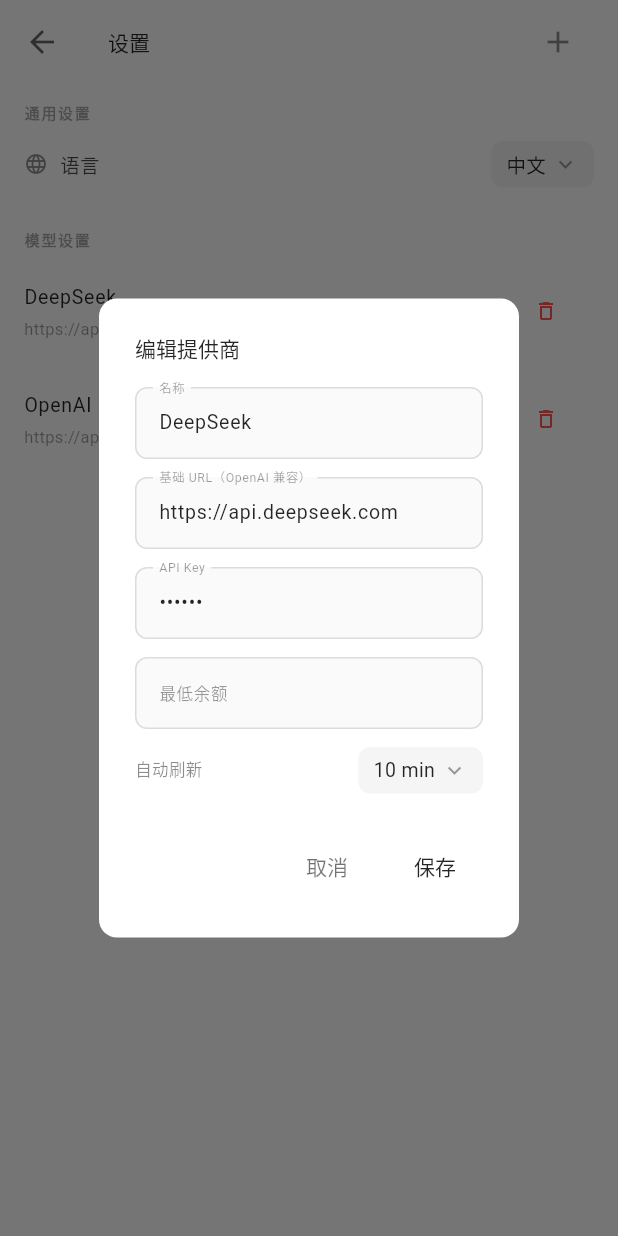
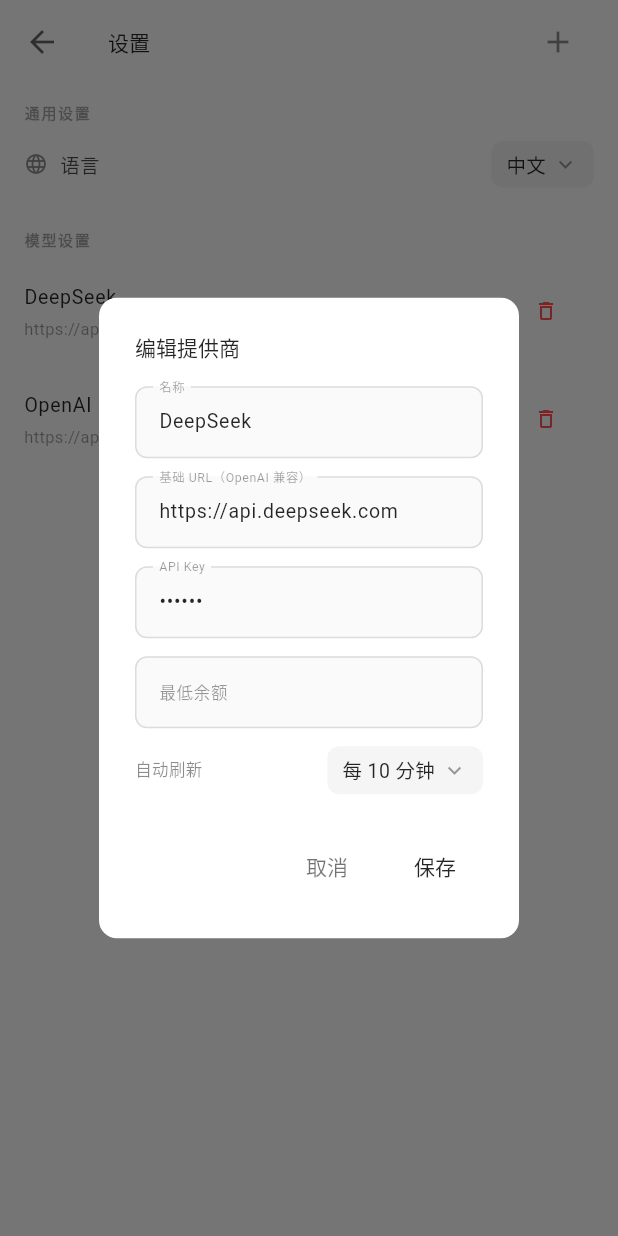
Before and after one commit to zjxzjw/Koko, a Flutter app: the SettingsView screen opened directly, after a tap on "English", after a tap on "中文", after a tap on the "edit" icon, on a phone screen of 412 x 824 dp. Run offline on Flutter 3.47's test engine with Material 3 defaults, Android fonts, the phone set to English and light mode, and no system bars; our stand-ins replace dio, fl_chart, shared_preferences; missing offline and left inert: tray_manager, window_manager; accounts and stored records are empty; network calls fail; Roboto replaces fonts that are missing (Segoe UI); statements that could not run were skipped.

Commit message:
refactor(api): 重构API服务以支持自定义余额路径并优化UI组件
- 在API服务中添加customBalancePath参数支持
- 重构_fetchDeepSeek方法以接受可选的自定义路径参数
- 更新_tryDeepSeekStyle方法传递自定义路径参数
- 将硬编码的颜色值替换为统一的主题颜色系统
- 引入BalanceFutureBuilder组件简化异步状态管理
- 移除不再使用的国际化字符串定义
- 优化FutureBuilder的并发处理逻辑
- 将ProviderConfig类的属性改为不可变的final字段
- 添加ID生成器方法确保唯一标识符的生成
- 优化存储服务中的SharedPreferences实例获取方式

```diff
--- a/lib/i18n/app_localizations.dart
+++ b/lib/i18n/app_localizations.dart
@@ -31,7 +31,6 @@
     'api_unreachable': 'Unable to reach API',
     'check_network': 'Check your API key and network',
     'no_data': 'No usage data yet',
-    'preferences': 'Preferences...',
     'open_dashboard': 'Open Dashboard',
     'api_unreachable_short': 'API unreachable',
     'remove_provider': 'Remove provider?',
@@ -44,7 +43,6 @@
     'base_url': 'Base URL (OpenAI-compatible)',
     'api_key': 'API Key',
     'save': 'Save',
-    'model_providers': 'Model Providers',
     'no_providers': 'No providers configured',
     'add_first': 'Add your first provider',
     'hide': 'Hide to menu bar',
@@ -54,7 +52,6 @@
     'tokens_in_out':
         'Tokens: In {in_tokens}k | Out {out_tokens}k',
     'used_label': 'Used {symbol}{used}',
-    'trailing_used': 'Used {symbol}{amount}',
     'hint_name': 'e.g. DeepSeek',
     'hint_url': 'https://api.deepseek.com',
     'hint_key': 'sk-...',
@@ -62,7 +59,6 @@
     'settings': 'Settings',
     'general_settings': 'General',
     'model_settings': 'Model Providers',
-    'today_usage': "Today's Usage",
     'balance_monitor': 'KOKO \u2014 LLM Balance Monitor',
     'balance_monitor_long':
         '{name}\nRemaining: {symbol}{remaining}\nUsed: {symbol}{used}',
@@ -84,7 +80,6 @@
     'api_unreachable': '无法访问 API',
     'check_network': '请检查 API Key 和网络连接',
     'no_data': '暂无用量数据',
-    'preferences': '偏好设置...',
     'open_dashboard': '打开仪表盘',
     'api_unreachable_short': 'API 无法访问',
     'remove_provider': '删除提供商？',
@@ -97,7 +92,6 @@
     'base_url': '基础 URL（OpenAI 兼容）',
     'api_key': 'API Key',
     'save': '保存',
-    'model_providers': '模型提供商',
     'no_providers': '未配置任何提供商',
     'add_first': '添加第一个提供商',
     'hide': '隐藏到菜单栏',
@@ -107,7 +101,6 @@
     'tokens_in_out':
         'Token：输入 {in_tokens}k | 输出 {out_tokens}k',
     'used_label': '已用 {symbol}{used}',
-    'trailing_used': '已用 {symbol}{amount}',
     'hint_name': '例如 DeepSeek',
     'hint_url': 'https://api.deepseek.com',
     'hint_key': 'sk-...',
@@ -115,7 +108,6 @@
     'settings': '设置',
     'general_settings': '通用设置',
     'model_settings': '模型设置',
-    'today_usage': '今日用量',
     'balance_monitor': 'KOKO \u2014 LLM 余额监控',
     'balance_monitor_long':
         '{name}\n剩余：{symbol}{remaining}\n已用：{symbol}{used}',
--- a/lib/models/provider_model.dart
+++ b/lib/models/provider_model.dart
@@ -1,11 +1,13 @@
 class ProviderConfig {
   final String id;
-  String name;
-  String baseUrl;
-  String apiKey;
-  String? customBalancePath;
-  int refreshIntervalMinutes;
-  double? minBalance;
+  final String name;
+  final String baseUrl;
+  final String apiKey;
+  final String? customBalancePath;
+  final int refreshIntervalMinutes;
+  final double? minBalance;
+
+  static int _nextId = 0;
 
   ProviderConfig({
     required this.id,
@@ -16,6 +18,11 @@
     this.refreshIntervalMinutes = 0,
     this.minBalance,
   });
+
+  static String generateId() {
+    _nextId++;
+    return 'p_${DateTime.now().microsecondsSinceEpoch}_$_nextId';
+  }
 
   Map<String, dynamic> toMap() => {
     'id': id,
--- a/lib/services/storage_service.dart
+++ b/lib/services/storage_service.dart
@@ -7,14 +7,17 @@
   static const String _keySelected = 'selected_provider_id';
   static const String _keyLocale = 'app_locale';
 
+  static final Future<SharedPreferences> _prefs =
+      SharedPreferences.getInstance();
+
   static Future<void> saveProviders(List<ProviderConfig> providers) async {
-    final prefs = await SharedPreferences.getInstance();
+    final prefs = await _prefs;
     final data = providers.map((p) => p.toMap()).toList();
     await prefs.setString(_keyProviders, jsonEncode(data));
   }
 
   static Future<List<ProviderConfig>> loadProviders() async {
-    final prefs = await SharedPreferences.getInstance();
+    final prefs = await _prefs;
     final raw = prefs.getString(_keyProviders);
     if (raw == null || raw.isEmpty) return _defaultProviders();
     try {
@@ -28,36 +31,36 @@
   }
 
   static Future<void> saveSelectedId(String id) async {
-    final prefs = await SharedPreferences.getInstance();
+    final prefs = await _prefs;
     await prefs.setString(_keySelected, id);
   }
 
   static Future<String?> loadSelectedId() async {
-    final prefs = await SharedPreferences.getInstance();
+    final prefs = await _prefs;
     return prefs.getString(_keySelected);
   }
 
   static Future<void> saveLocale(String locale) async {
-    final prefs = await SharedPreferences.getInstance();
+    final prefs = await _prefs;
     await prefs.setString(_keyLocale, locale);
   }
 
   static Future<String> loadLocale() async {
-    final prefs = await SharedPreferences.getInstance();
+    final prefs = await _prefs;
     return prefs.getString(_keyLocale) ?? 'en';
   }
 
   static List<ProviderConfig> _defaultProviders() {
     return [
       ProviderConfig(
-        id: '1',
+        id: ProviderConfig.generateId(),
         name: 'DeepSeek',
         baseUrl: 'https://api.deepseek.com',
         apiKey: 'sk-***',
         refreshIntervalMinutes: 10,
       ),
       ProviderConfig(
-        id: '2',
+        id: ProviderConfig.generateId(),
         name: 'OpenAI',
         baseUrl: 'https://api.openai.com',
         apiKey: 'sk-***',
--- /dev/null
+++ b/lib/ui/app_theme.dart
@@ -0,0 +1,28 @@
+import 'package:flutter/material.dart';
+
+class AppColors {
+  static Color text(double opacity) =>
+      Colors.black.withValues(alpha: opacity);
+
+  static Color surface(double opacity) =>
+      Colors.black.withValues(alpha: opacity);
+
+  static Color border(double opacity) =>
+      Colors.black.withValues(alpha: opacity);
+
+  static Color get primaryText => text(0.85);
+  static Color get secondaryText => text(0.55);
+  static Color get mutedText => text(0.45);
+  static Color get dimText => text(0.35);
+  static Color get faintText => text(0.25);
+  static Color get subtleText => text(0.20);
+  static Color get accentText => text(0.4);
+
+  static Color get hoverBg => surface(0.04);
+  static Color get cardBg => surface(0.03);
+  static Color get overlayBg => surface(0.06);
+
+  static const Color chartBlue = Color(0xFF3B82F6);
+  static const Color chartGreen = Color(0xFF10B981);
+  static const Color statusGreen = Color(0xFF34C759);
+}
--- a/lib/ui/settings_view.dart
+++ b/lib/ui/settings_view.dart
@@ -2,6 +2,7 @@
 import '../i18n/app_localizations.dart';
 import '../models/provider_model.dart';
 import '../services/storage_service.dart';
+import 'app_theme.dart';
 
 class SettingsView extends StatefulWidget {
   const SettingsView({super.key});
@@ -62,14 +63,14 @@
           AppLocalizations.of('remove_provider'),
           style: TextStyle(
             fontSize: 14,
-            color: Colors.black.withValues(alpha: 0.85),
+            color: AppColors.primaryText,
           ),
         ),
         content: Text(
           AppLocalizations.of('delete_confirm', {'name': p.name}),
           style: TextStyle(
             fontSize: 12,
-            color: Colors.black.withValues(alpha: 0.4),
+            color: AppColors.text(0.4),
           ),
         ),
         actions: [
@@ -77,14 +78,14 @@
             onPressed: () => Navigator.pop(ctx, false),
             child: Text(
               AppLocalizations.of('cancel'),
-              style: TextStyle(color: Colors.black.withValues(alpha: 0.55)),
+              style: TextStyle(color: AppColors.secondaryText),
             ),
           ),
           TextButton(
             onPressed: () => Navigator.pop(ctx, true),
-            child: const Text(
-              'Delete',
-              style: TextStyle(color: Colors.redAccent),
+            child: Text(
+              AppLocalizations.of('delete'),
+              style: const TextStyle(color: Colors.redAccent),
             ),
           ),
         ],
@@ -126,7 +127,7 @@
                 : AppLocalizations.of('edit_provider'),
             style: TextStyle(
               fontSize: 14,
-              color: Colors.black.withValues(alpha: 0.85),
+              color: AppColors.primaryText,
             ),
           ),
           content: Column(
@@ -154,7 +155,7 @@
                     AppLocalizations.of('auto_refresh'),
                     style: TextStyle(
                       fontSize: 11,
-                      color: Colors.black.withValues(alpha: 0.45),
+                      color: AppColors.mutedText,
                     ),
                   ),
                   const Spacer(),
@@ -172,10 +173,10 @@
                     ),
                     builder: (context, controller, child) {
                       final label = switch (refreshInterval) {
-                        10 => '10 min',
-                        30 => '30 min',
-                        60 => '60 min',
-                        _ => 'Off',
+                        10 => AppLocalizations.of('every_10m'),
+                        30 => AppLocalizations.of('every_30m'),
+                        60 => AppLocalizations.of('every_60m'),
+                        _ => AppLocalizations.of('off'),
                       };
                       return InkWell(
                         onTap: () {
@@ -192,7 +193,7 @@
                             vertical: 6,
                           ),
                           decoration: BoxDecoration(
-                            color: Colors.black.withValues(alpha: 0.04),
+                            color: AppColors.hoverBg,
                             borderRadius: BorderRadius.circular(8),
                           ),
                           child: Row(
@@ -202,14 +203,14 @@
                                 label,
                                 style: TextStyle(
                                   fontSize: 13,
-                                  color: Colors.black.withValues(alpha: 0.85),
+                                  color: AppColors.primaryText,
                                 ),
                               ),
                               const SizedBox(width: 4),
                               Icon(
                                 Icons.keyboard_arrow_down,
                                 size: 18,
-                                color: Colors.black.withValues(alpha: 0.4),
+                                color: AppColors.accentText,
                               ),
                             ],
                           ),
@@ -227,7 +228,7 @@
                           ),
                         ),
                         child: Text(
-                          'Off',
+                          AppLocalizations.of('off'),
                           style: TextStyle(
                             fontSize: 13,
                             fontWeight: refreshInterval == 0
@@ -246,7 +247,7 @@
                           ),
                         ),
                         child: Text(
-                          '10 min',
+                          AppLocalizations.of('every_10m'),
                           style: TextStyle(
                             fontSize: 13,
                             fontWeight: refreshInterval == 10
@@ -265,7 +266,7 @@
                           ),
                         ),
                         child: Text(
-                          '30 min',
+                          AppLocalizations.of('every_30m'),
                           style: TextStyle(
                             fontSize: 13,
                             fontWeight: refreshInterval == 30
@@ -284,7 +285,7 @@
                           ),
                         ),
                         child: Text(
-                          '60 min',
+                          AppLocalizations.of('every_60m'),
                           style: TextStyle(
                             fontSize: 13,
                             fontWeight: refreshInterval == 60
@@ -304,7 +305,7 @@
               onPressed: () => Navigator.pop(ctx),
               child: Text(
                 AppLocalizations.of('cancel'),
-                style: TextStyle(color: Colors.black.withValues(alpha: 0.55)),
+                style: TextStyle(color: AppColors.secondaryText),
               ),
             ),
             TextButton(
@@ -320,15 +321,20 @@
                     : double.tryParse(minBalText);
 
                 if (existing != null) {
-                  existing.name = name;
-                  existing.baseUrl = url;
-                  existing.apiKey = key;
-                  existing.refreshIntervalMinutes = refreshInterval;
-                  existing.minBalance = minBalance;
+                  final index = _providers.indexWhere((p) => p.id == existing.id);
+                  if (index != -1) {
+                    _providers[index] = existing.copyWith(
+                      name: name,
+                      baseUrl: url,
+                      apiKey: key,
+                      refreshIntervalMinutes: refreshInterval,
+                      minBalance: minBalance,
+                    );
+                  }
                 } else {
                   _providers.add(
                     ProviderConfig(
-                      id: DateTime.now().millisecondsSinceEpoch.toString(),
+                      id: ProviderConfig.generateId(),
                       name: name,
                       baseUrl: url,
                       apiKey: key,
@@ -344,7 +350,7 @@
               },
               child: Text(
                 AppLocalizations.of('save'),
-                style: TextStyle(color: Colors.black.withValues(alpha: 0.85)),
+                style: TextStyle(color: AppColors.primaryText),
               ),
             ),
           ],
@@ -359,27 +365,27 @@
     String? hint,
     bool obscure = false,
   }) {
-    final borderColor = Colors.black.withValues(alpha: 0.12);
+    final borderColor = AppColors.border(0.12);
     return TextField(
       controller: controller,
       obscureText: obscure,
       style: TextStyle(
         fontSize: 13,
-        color: Colors.black.withValues(alpha: 0.85),
+        color: AppColors.primaryText,
       ),
       decoration: InputDecoration(
         labelText: label,
         hintText: hint,
         labelStyle: TextStyle(
           fontSize: 11,
-          color: Colors.black.withValues(alpha: 0.4),
+          color: AppColors.text(0.4),
         ),
         hintStyle: TextStyle(
           fontSize: 12,
-          color: Colors.black.withValues(alpha: 0.2),
+          color: AppColors.faintText,
         ),
         filled: true,
-        fillColor: Colors.black.withValues(alpha: 0.02),
+        fillColor: AppColors.surface(0.02),
         border: OutlineInputBorder(
           borderRadius: BorderRadius.all(Radius.circular(8)),
           borderSide: BorderSide(color: borderColor),
@@ -390,7 +396,7 @@
         ),
         focusedBorder: OutlineInputBorder(
           borderRadius: BorderRadius.all(Radius.circular(8)),
-          borderSide: BorderSide(color: Colors.black.withValues(alpha: 0.35)),
+          borderSide: BorderSide(color: AppColors.border(0.35)),
         ),
         contentPadding: const EdgeInsets.symmetric(
           horizontal: 12,
@@ -409,17 +415,17 @@
           AppLocalizations.of('settings'),
           style: TextStyle(
             fontSize: 14,
-            color: Colors.black.withValues(alpha: 0.85),
+            color: AppColors.primaryText,
           ),
         ),
         backgroundColor: Colors.transparent,
         elevation: 0,
         centerTitle: false,
         actionsPadding: const EdgeInsets.only(right: 16),
-        iconTheme: IconThemeData(color: Colors.black.withValues(alpha: 0.6)),
+        iconTheme: IconThemeData(color: AppColors.text(0.6)),
         actions: [
           IconButton(
-            icon: Icon(Icons.add, size: 24, color: Colors.black.withValues(alpha: 0.45)),
+            icon: Icon(Icons.add, size: 24, color: AppColors.text(0.45)),
             onPressed: () => _showEditor(),
             padding: EdgeInsets.zero,
             constraints: const BoxConstraints(minWidth: 28, minHeight: 28),
@@ -450,14 +456,14 @@
                               Icon(
                                 Icons.dns_outlined,
                                 size: 36,
-                                color: Colors.black.withValues(alpha: 0.2),
+                                color: AppColors.subtleText,
                               ),
                               const SizedBox(height: 12),
                               Text(
                                 AppLocalizations.of('no_providers'),
                                 style: TextStyle(
                                   fontSize: 13,
-                                  color: Colors.black.withValues(alpha: 0.45),
+                                  color: AppColors.mutedText,
                                 ),
                               ),
                               const SizedBox(height: 16),
@@ -467,10 +473,8 @@
                                 label: Text(
                                     AppLocalizations.of('add_first')),
                                 style: ElevatedButton.styleFrom(
-                                  backgroundColor:
-                                      Colors.black.withValues(alpha: 0.06),
-                                  foregroundColor:
-                                      Colors.black.withValues(alpha: 0.75),
+                                  backgroundColor: AppColors.overlayBg,
+                                  foregroundColor: AppColors.text(0.75),
                                 ),
                               ),
                             ],
@@ -484,14 +488,14 @@
                               title: Text(
                                 p.name,
                                 style: TextStyle(
-                                  color: Colors.black.withValues(alpha: 0.85),
+                                  color: AppColors.primaryText,
                                   fontSize: 13,
                                 ),
                               ),
                               subtitle: Text(
                                 p.baseUrl,
                                 style: TextStyle(
-                                  color: Colors.black.withValues(alpha: 0.4),
+                                  color: AppColors.text(0.4),
                                   fontSize: 11,
                                 ),
                                 overflow: TextOverflow.ellipsis,
@@ -503,7 +507,7 @@
                                     icon: Icon(
                                       Icons.edit_outlined,
                                       size: 16,
-                                      color: Colors.black.withValues(alpha: 0.4),
+                                      color: AppColors.text(0.4),
                                     ),
                                     onPressed: () => _showEditor(existing: p),
                                   ),
@@ -532,13 +536,13 @@
       child: Row(
         children: [
           Icon(Icons.language_outlined,
-              size: 16, color: Colors.black.withValues(alpha: 0.45)),
+              size: 16, color: AppColors.mutedText),
           const SizedBox(width: 8),
           Text(
             AppLocalizations.of('language'),
             style: TextStyle(
               fontSize: 13,
-              color: Colors.black.withValues(alpha: 0.7),
+              color: AppColors.text(0.7),
             ),
           ),
           const Spacer(),
@@ -571,7 +575,7 @@
                     vertical: 6,
                   ),
                   decoration: BoxDecoration(
-                    color: Colors.black.withValues(alpha: 0.04),
+                    color: AppColors.hoverBg,
                     borderRadius: BorderRadius.circular(8),
                   ),
                   child: Row(
@@ -581,14 +585,14 @@
                         _localeCode == 'en' ? 'English' : '中文',
                         style: TextStyle(
                           fontSize: 13,
-                          color: Colors.black.withValues(alpha: 0.85),
+                          color: AppColors.primaryText,
                         ),
                       ),
                       const SizedBox(width: 4),
                       Icon(
                         Icons.keyboard_arrow_down,
                         size: 18,
-                        color: Colors.black.withValues(alpha: 0.4),
+                        color: AppColors.accentText,
                       ),
                     ],
                   ),
@@ -648,7 +652,7 @@
         title,
         style: TextStyle(
           fontSize: 10,
-          color: Colors.black.withValues(alpha: 0.35),
+          color: AppColors.dimText,
           fontWeight: FontWeight.w600,
           letterSpacing: 1.1,
         ),
```
Also changed, not shown: lib/main.dart (+7 -6 lines), lib/services/api_service.dart (+36 -17 lines), lib/ui/balance_future_builder.dart (added, +54 -0 lines), lib/ui/dashboard_view.dart (+34 -42 lines), lib/ui/tray_popup_view.dart (+27 -26 lines).
